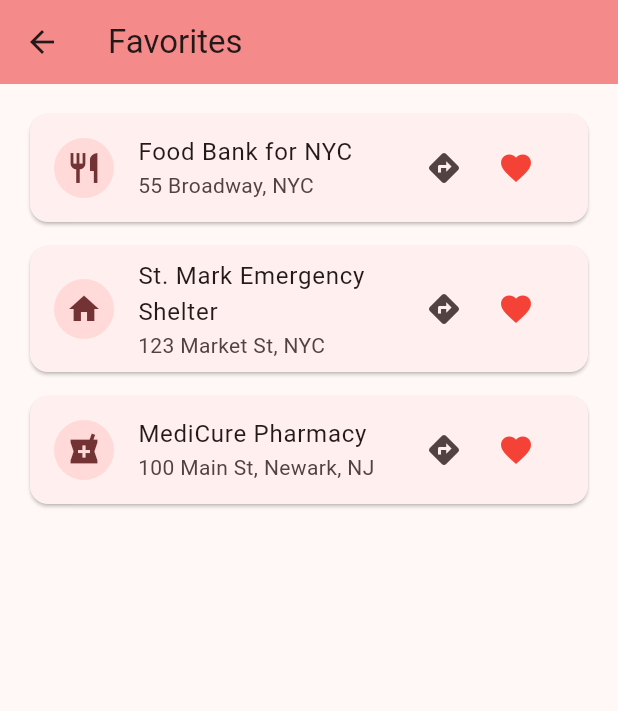
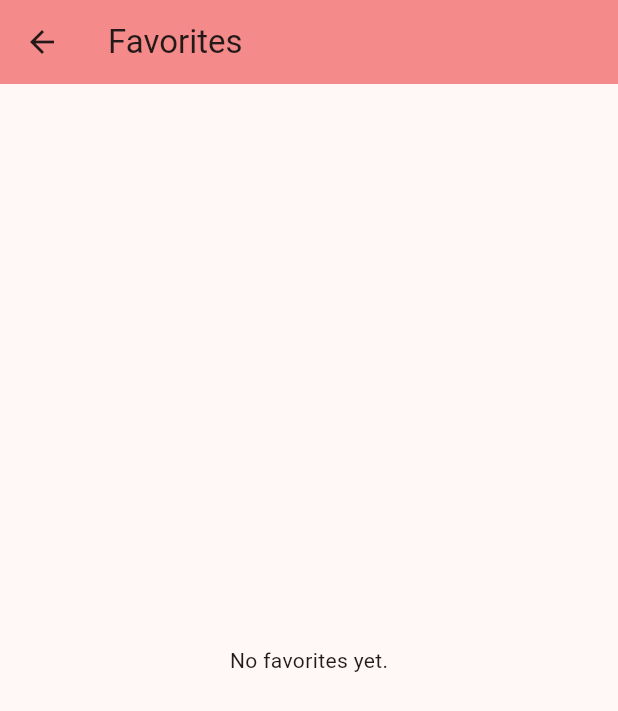
Before and after one commit to ImSpxrsh/Aidsense, a Flutter app: the FavoritesScreen screen opened by its route, on a phone screen of 412 x 824 dp. Shown: the top 711 px of the screen. Run offline on Flutter 3.47's test engine with Material 3 defaults, Android fonts, the light colour scheme and no system bars; our stand-ins replace cloud_firestore, firebase_auth, firebase_core, flutter_map, google_maps_flutter, latlong2 and 1 more; accounts and stored records are empty; Roboto replaces fonts that are missing (SF Pro); project files that could hold a hidden picture were left out.

Commit message:
Finalized google map api configs and added tab to see the locations

```diff
--- a/lib/screens/profile_screens.dart
+++ b/lib/screens/profile_screens.dart
@@ -1,4 +1,6 @@
 import 'package:flutter/material.dart';
+import '../models.dart';
+import 'resource_detail_screen.dart';
 
 class SettingsScreen extends StatelessWidget {
   const SettingsScreen({super.key});
@@ -8,9 +10,11 @@
     return Scaffold(
       appBar: AppBar(title: const Text('Settings'), backgroundColor: primary),
       body: ListView(children: const [
-        SwitchListTile(value: true, onChanged: null, title: Text('Push Notifications')),
+        SwitchListTile(
+            value: true, onChanged: null, title: Text('Push Notifications')),
         SwitchListTile(value: false, onChanged: null, title: Text('Sounds')),
-        SwitchListTile(value: true, onChanged: null, title: Text('Offline Mode')),
+        SwitchListTile(
+            value: true, onChanged: null, title: Text('Offline Mode')),
       ]),
     );
   }
@@ -24,15 +28,23 @@
     final c1 = TextEditingController();
     final c2 = TextEditingController();
     return Scaffold(
-      appBar: AppBar(title: const Text('Password Manager'), backgroundColor: primary),
+      appBar: AppBar(
+          title: const Text('Password Manager'), backgroundColor: primary),
       body: Padding(
         padding: const EdgeInsets.all(16),
         child: Column(children: [
-          TextField(controller: c1, decoration: const InputDecoration(labelText: 'New Password')),
+          TextField(
+              controller: c1,
+              decoration: const InputDecoration(labelText: 'New Password')),
           const SizedBox(height: 12),
-          TextField(controller: c2, decoration: const InputDecoration(labelText: 'Confirm Password')),
+          TextField(
+              controller: c2,
+              decoration: const InputDecoration(labelText: 'Confirm Password')),
           const SizedBox(height: 16),
-          SizedBox(width: double.infinity, child: ElevatedButton(onPressed: () {}, child: const Text('Change Password')))
+          SizedBox(
+              width: double.infinity,
+              child: ElevatedButton(
+                  onPressed: () {}, child: const Text('Change Password')))
         ]),
       ),
     );
@@ -45,13 +57,20 @@
   Widget build(BuildContext context) {
     const primary = Color(0xFFF48A8A);
     return Scaffold(
-      appBar: AppBar(title: const Text('Help Center'), backgroundColor: primary),
+      appBar:
+          AppBar(title: const Text('Help Center'), backgroundColor: primary),
       body: ListView(
         padding: const EdgeInsets.all(16),
         children: const [
-          ExpansionTile(title: Text('Customer Service'), children: [ListTile(title: Text('Email: support@example.com'))]),
-          ExpansionTile(title: Text('Privacy Policy'), children: [ListTile(title: Text('Read our policy in app store listing'))]),
-          ExpansionTile(title: Text('FAQ'), children: [ListTile(title: Text('How do I reset password?'))]),
+          ExpansionTile(
+              title: Text('Customer Service'),
+              children: [ListTile(title: Text('Email: support@example.com'))]),
+          ExpansionTile(title: Text('Privacy Policy'), children: [
+            ListTile(title: Text('Read our policy in app store listing'))
+          ]),
+          ExpansionTile(
+              title: Text('FAQ'),
+              children: [ListTile(title: Text('How do I reset password?'))]),
         ],
       ),
     );
@@ -65,14 +84,31 @@
     const primary = Color(0xFFF48A8A);
     return Scaffold(
       appBar: AppBar(title: const Text('Favorites'), backgroundColor: primary),
-      body: ListView(
+      body: AnimatedBuilder(
+        animation: FavoritesService(),
+        builder: (context, _) {
+          final favorites = FavoritesService().favorites;
+          if (favorites.isEmpty) {
+            return const Center(child: Text('No favorites yet.'));
+          }
+          return ListView.builder(
             padding: const EdgeInsets.all(16),
-        children: [
-          Card(
+            itemCount: favorites.length,
+            itemBuilder: (context, index) {
+              final r = favorites[index];
+              return Card(
                 child: ListTile(
-              leading: const CircleAvatar(child: Icon(Icons.restaurant)),
-              title: const Text('Food Bank for NYC'),
-              subtitle: const Text('55 Broadway, NYC'),
+                  leading: CircleAvatar(
+                    child: Icon(
+                      r.type == 'Pharmacy'
+                          ? Icons.local_pharmacy
+                          : r.type == 'Shelter'
+                              ? Icons.home
+                              : Icons.restaurant,
+                    ),
+                  ),
+                  title: Text(r.name),
+                  subtitle: Text(r.address),
                   trailing: Row(
                     mainAxisSize: MainAxisSize.min,
                     children: [
@@ -81,56 +117,33 @@
                         onPressed: () {},
                       ),
                       IconButton(
-                    icon: const Icon(Icons.favorite, color: Colors.red),
-                    onPressed: () {},
+                        icon: Icon(
+                          Icons.favorite,
+                          color: FavoritesService().isFavorite(r)
+                              ? Colors.red
+                              : Colors.grey,
+                        ),
+                        onPressed: () {
+                          final nowAdded = FavoritesService().isFavorite(r);
+                          FavoritesService().toggleFavorite(r);
+                          ScaffoldMessenger.of(context).showSnackBar(
+                            SnackBar(
+                              content: Text(
+                                nowAdded
+                                    ? 'Removed from favorites!'
+                                    : 'Added to favorites!',
+                              ),
+                            ),
+                          );
+                        },
                       ),
                     ],
                   ),
                 ),
-          ),
-          const SizedBox(height: 8),
-          Card(
-            child: ListTile(
-              leading: const CircleAvatar(child: Icon(Icons.home)),
-              title: const Text('St. Mark Emergency Shelter'),
-              subtitle: const Text('123 Market St, NYC'),
-              trailing: Row(
-                mainAxisSize: MainAxisSize.min,
-                children: [
-                  IconButton(
-                    icon: const Icon(Icons.directions),
-                    onPressed: () {},
-                  ),
-                  IconButton(
-                    icon: const Icon(Icons.favorite, color: Colors.red),
-                    onPressed: () {},
-                  ),
-                ],
-              ),
-            ),
-          ),
-          const SizedBox(height: 8),
-          Card(
-            child: ListTile(
-              leading: const CircleAvatar(child: Icon(Icons.local_pharmacy)),
-              title: const Text('MediCure Pharmacy'),
-              subtitle: const Text('100 Main St, Newark, NJ'),
-              trailing: Row(
-                mainAxisSize: MainAxisSize.min,
-                children: [
-                  IconButton(
-                    icon: const Icon(Icons.directions),
-                    onPressed: () {},
-                  ),
-                  IconButton(
-                    icon: const Icon(Icons.favorite, color: Colors.red),
-                    onPressed: () {},
-                  ),
-                ],
-              ),
-            ),
-          ),
-        ],
+              );
+            },
+          );
+        },
       ),
     );
   }
@@ -142,7 +155,8 @@
   Widget build(BuildContext context) {
     const primary = Color(0xFFF48A8A);
     return Scaffold(
-      appBar: AppBar(title: const Text('Notifications'), backgroundColor: primary),
+      appBar:
+          AppBar(title: const Text('Notifications'), backgroundColor: primary),
       body: ListView.separated(
         itemCount: 8,
         separatorBuilder: (_, __) => const Divider(height: 1),
--- a/pubspec.yaml
+++ b/pubspec.yaml
@@ -18,6 +18,8 @@
   google_maps_flutter: ^2.13.1
   geolocator: ^14.0.2
   location: ^5.0.0
+  flutter_polyline_points: ^3.1.0
+  http: ^1.1.0
 
 
 dev_dependencies:
```
Also changed, not shown: lib/directions_service.dart (added, +75 -0 lines), lib/googles_maps.dart (+35 -10 lines), lib/mock_resources.dart (added, +38 -0 lines), lib/screens/home_screen.dart (+8 -4 lines), lib/screens/polyline_service.dart (added, +126 -0 lines), lib/screens/resource_detail_screen.dart (+86 -13 lines), 1 other file. Lines whose indentation alone changed are shown as unchanged.
